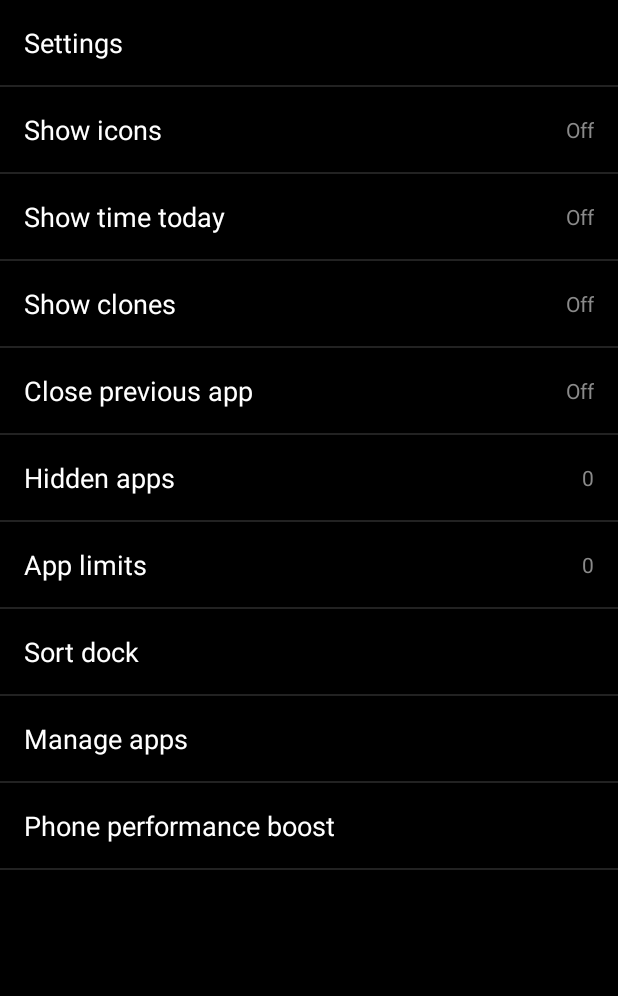
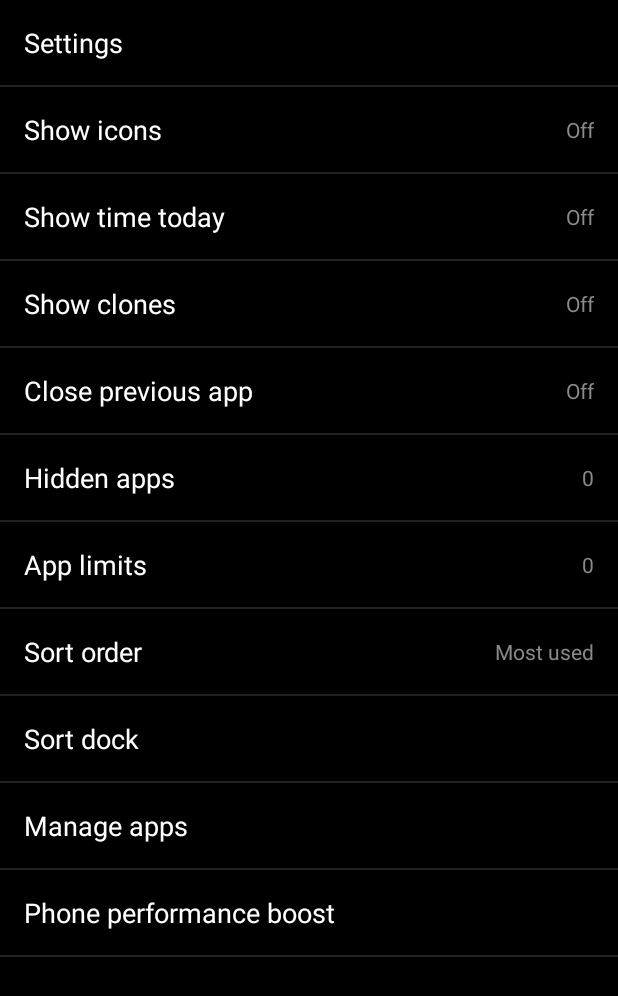
Before and after one commit to lodaq/kld-launcher, an Android app: the screen it shows after launch (MainActivity), after a tap on "Settings", on a phone screen of 412 x 824 dp. Shown: the top 996 px of the screen. Run offline under Robolectric (Android 15) with nearby library versions, the phone set to English and light mode, and no system bars.

Commit message:
Add sort order setting
- Allow switching app list order between Most used and A to Z

```diff
--- a/app/src/main/java/app/kld/launcher/MainActivity.java
+++ b/app/src/main/java/app/kld/launcher/MainActivity.java
@@ -105,7 +105,7 @@ public final class MainActivity extends Activity {
     private LinearLayout main;
     private ListView list;
     private BaseAdapter adapter, appLimitsAdapter;
-    private boolean icons, showUsage, pendingUsagePerm, pendingLimitsPerm, clones, singleApp, dirty, reload,
+    private boolean icons, showUsage, pendingUsagePerm, pendingLimitsPerm, clones, singleApp, sortAlpha, dirty, reload,
             sortFromSettings, limitFromAppMenu, hasSyncedUsage;
     private App pendingLimitApp, limitApp, renameApp;
     private Runnable pendingOwnerAction;
@@ -132,12 +132,13 @@ public final class MainActivity extends Activity {
         counts = getSharedPreferences("c", 0);
         labels = getSharedPreferences("l", 0);
         customLabels = getSharedPreferences("names", 0);
-        prefs = getSharedPreferences("s", 0); // keys: "icons", "usage", "clones", "single", "dock", "gear", "hidden"
+        prefs = getSharedPreferences("s", 0); // keys: "icons", "usage", "clones", "single", "sort_az", "dock", "gear", "hidden"
         limits = getSharedPreferences("lim", 0); // app key -> daily limit in minutes
         icons = prefs.getBoolean("icons", false);
         showUsage = prefs.getBoolean("usage", false);
         clones = prefs.getBoolean("clones", false);
         singleApp = prefs.getBoolean("single", false);
+        sortAlpha = prefs.getBoolean("sort_az", false);
         gearPos = Math.max(0, Math.min(DOCK_MAX, prefs.getInt("gear", 0)));
         hidden.addAll(prefs.getStringSet("hidden", Collections.emptySet()));
         for (Map.Entry<String, ?> e : limits.getAll().entrySet()) {
@@ -482,6 +483,12 @@ public final class MainActivity extends Activity {
         });
         addRow(items, "Hidden apps", String.valueOf(hidden.size()), v -> showHidden());
         addRow(items, "App limits", appLimitsSettingsValue(), v -> openLimits(null));
+        addRow(items, "Sort order", sortAlpha ? "A to Z" : "Most used", v -> {
+            sortAlpha = !sortAlpha;
+            dirty = true;
+            prefs.edit().putBoolean("sort_az", sortAlpha).apply();
+            setRowValue(v, sortAlpha ? "A to Z" : "Most used");
+        });
         addRow(items, "Sort dock", "", v -> showSortDock(true));
         addRow(items, "Manage apps", "", v -> {
             try { startActivity(new Intent(Settings.ACTION_MANAGE_ALL_APPLICATIONS_SETTINGS)); }
@@ -955,7 +962,8 @@ public final class MainActivity extends Activity {
         Collections.sort(shown, (x, y) -> {
             boolean bx = blockedKeys.contains(x.key), by = blockedKeys.contains(y.key);
             if (bx != by) return bx ? 1 : -1;
-            return x.n != y.n ? y.n - x.n : x.label.compareToIgnoreCase(y.label);
+            if (!sortAlpha && x.n != y.n) return y.n - x.n;
+            return x.label.compareToIgnoreCase(y.label);
         });
     }
 
@@ -1211,7 +1219,7 @@ public final class MainActivity extends Activity {
                         .addFlags(Intent.FLAG_ACTIVITY_NEW_TASK | Intent.FLAG_ACTIVITY_RESET_TASK_IF_NEEDED));
             }
             counts.edit().putInt(a.key, ++a.n).apply();
-            if (!dock.contains(a.key)) dirty = true;
+            if (!sortAlpha && !dock.contains(a.key)) dirty = true;
             if (showUsage || !appLimits.isEmpty()) lastUsageUptime = 0;
             closePrevious(a.cn.getPackageName());
         } catch (Exception ignored) { }
```
Also changed, not shown: 2 other files.
